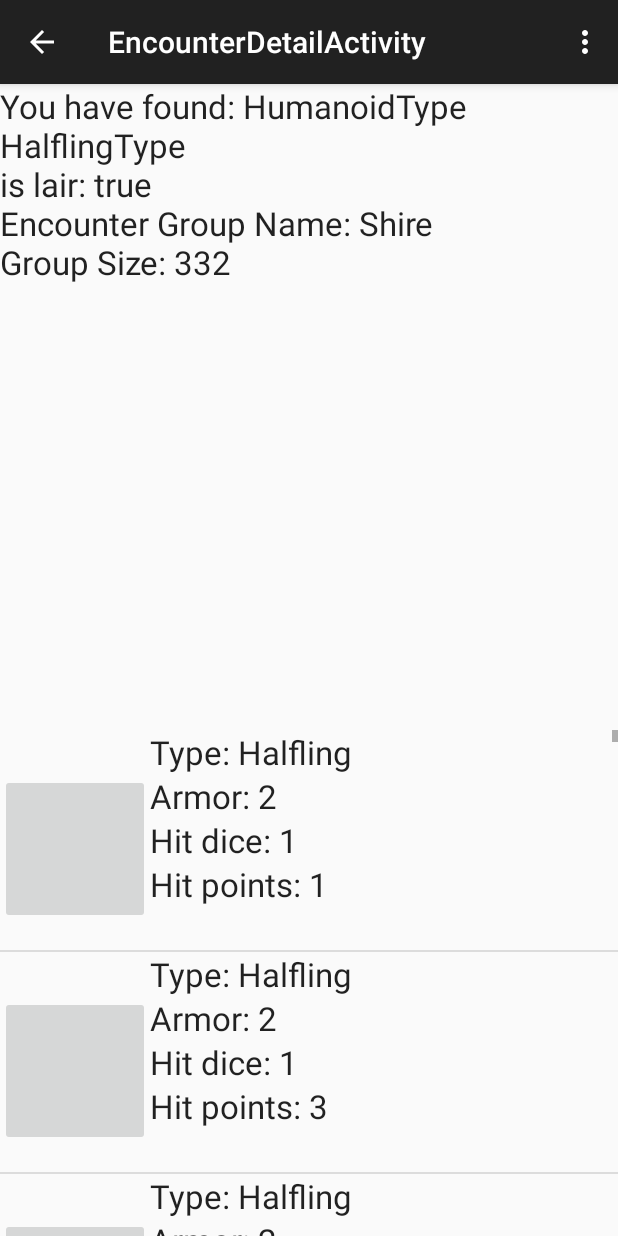
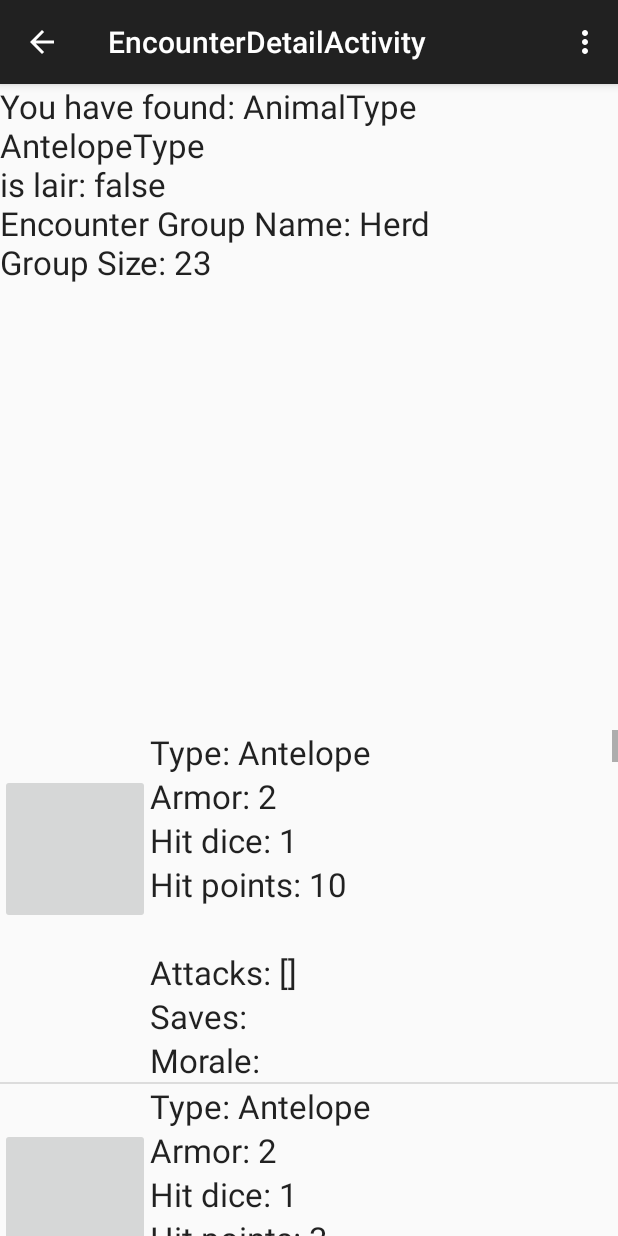
Before and after one commit to saeschdivara/Adventurer-Conqueror-King-Mobile, an Android app: the screen it shows after launch (EncounterDetailActivity), after a tap on an icon or button, on a phone screen of 412 x 824 dp. Run offline under Robolectric (Android 15) with nearby library versions, the phone set to English and light mode, and no system bars; libraries missing offline, so code that uses them is left out: com.snappydb; 4 statements that could not run were skipped.

Commit message:
Commit für Einstellungen, Erweiterung Antelope und Attack Rolls. Saves und Moral TODO

```diff
--- a/app/build.gradle
+++ b/app/build.gradle
@@ -23,6 +23,9 @@ android {
         sourceCompatibility JavaVersion.VERSION_1_7
         targetCompatibility JavaVersion.VERSION_1_7
     }
+    lintOptions {
+        abortOnError false
+    }
 }
 
 repositories {
--- a/app/src/main/java/com/ack/adventureandconquer/ui/EncounterDetailActivity.java
+++ b/app/src/main/java/com/ack/adventureandconquer/ui/EncounterDetailActivity.java
@@ -74,35 +74,6 @@ public class EncounterDetailActivity extends ActionBarActivity {
         return super.onOptionsItemSelected(item);
     }
 
-    private class SaveEncounterTask extends AsyncTask<String, Void, Void> {
-
-        ProgressDialog ringProgressDialog;
-
-        @Override
-        protected void onPreExecute() {
-            ringProgressDialog = ProgressDialog.show(
-                    EncounterDetailActivity.this,
-                    "Please wait ...",
-                    "Saving encounter ...", true);
-        }
-
-        /** The system calls this to perform work in a worker thread and
-         * delivers it the parameters given to AsyncTask.execute() */
-        @Override
-         protected Void doInBackground(String... urls) {
-            GameController.getInstance().saveEncounter();
-
-            return null;
-        }
-
-        /** The system calls this to perform work in the UI thread and delivers
-         * the result from doInBackground() */
-        @Override
-        protected void onPostExecute(Void aVoid) {
-            ringProgressDialog.dismiss();
-        }
-    }
-
     /**
      * A placeholder fragment containing a simple view.
      */
@@ -116,6 +87,39 @@ public class EncounterDetailActivity extends ActionBarActivity {
                                  Bundle savedInstanceState) {
             View rootView = inflater.inflate(R.layout.fragment_encounter_detail, container, false);
             return rootView;
+        }
+    }
+
+    private class SaveEncounterTask extends AsyncTask<String, Void, Void> {
+
+        ProgressDialog ringProgressDialog;
+
+        @Override
+        protected void onPreExecute() {
+            ringProgressDialog = ProgressDialog.show(
+                    EncounterDetailActivity.this,
+                    "Please wait ...",
+                    "Saving encounter ...", true);
+        }
+
+        /**
+         * The system calls this to perform work in a worker thread and
+         * delivers it the parameters given to AsyncTask.execute()
+         */
+        @Override
+        protected Void doInBackground(String... urls) {
+            GameController.getInstance().saveEncounter();
+
+            return null;
+        }
+
+        /**
+         * The system calls this to perform work in the UI thread and delivers
+         * the result from doInBackground()
+         */
+        @Override
+        protected void onPostExecute(Void aVoid) {
+            ringProgressDialog.dismiss();
         }
     }
 
@@ -149,7 +153,11 @@ public class EncounterDetailActivity extends ActionBarActivity {
             TextView armorClass = (TextView) rowView.findViewById(R.id.armorClass);
             TextView hitDice = (TextView) rowView.findViewById(R.id.hitDice);
             TextView hitPoints = (TextView) rowView.findViewById(R.id.hitPoints);
+            TextView attacksDamage = (TextView) rowView.findViewById(R.id.attacksDamage);
             TextView extraInformation = (TextView) rowView.findViewById(R.id.extraInformation);
+            TextView save = (TextView) rowView.findViewById(R.id.saves);
+            TextView morale = (TextView) rowView.findViewById(R.id.morale);
+
 
             Npc npc = npcList.get(position);
 
@@ -157,6 +165,9 @@ public class EncounterDetailActivity extends ActionBarActivity {
             armorClass.setText("Armor: " + String.valueOf(npc.getArmorClass()));
             hitDice.setText("Hit dice: " + String.valueOf(npc.getHitDice()));
             hitPoints.setText("Hit points: " + String.valueOf(npc.getHitPoints()));
+            attacksDamage.setText("Attacks: " + String.valueOf(npc.getAttackRoutine()));
+            save.setText("Saves: " + String.valueOf(""));
+            morale.setText("Morale: " + String.valueOf(""));
             extraInformation.setText(npc.getExtraInformation());
 
             return rowView;
--- a/app/src/main/res/layout/npc_list_layout.xml
+++ b/app/src/main/res/layout/npc_list_layout.xml
@@ -1,68 +1,102 @@
 <?xml version="1.0" encoding="utf-8"?>
 <RelativeLayout xmlns:android="http://schemas.android.com/apk/res/android"
-    android:layout_width="match_parent" android:layout_height="match_parent"
-    android:id="@+id/npc_list_layout">
+    android:id="@+id/npc_list_layout"
+    android:layout_width="match_parent"
+    android:layout_height="match_parent">
 
     <ImageButton
+        android:id="@+id/unitIcon"
         android:layout_width="100dp"
         android:layout_height="100dp"
-        android:id="@+id/unitIcon"
-        android:layout_below="@+id/unitName"
         android:layout_alignParentLeft="true"
-        android:layout_alignParentStart="true" />
+        android:layout_alignParentStart="true"
+        android:layout_below="@+id/unitName" />
 
     <TextView
+        android:id="@+id/unitName"
         android:layout_width="wrap_content"
         android:layout_height="wrap_content"
-        android:textAppearance="?android:attr/textAppearanceLarge"
-        android:text="Large Text"
-        android:id="@+id/unitName"
+        android:layout_alignParentEnd="true"
+        android:layout_alignParentRight="true"
         android:layout_alignParentTop="true"
         android:layout_toRightOf="@+id/unitIcon"
-        android:layout_alignParentRight="true"
-        android:layout_alignParentEnd="true" />
+        android:text="Large Text"
+        android:textAppearance="?android:attr/textAppearanceLarge" />
 
     <TextView
+        android:id="@+id/armorClass"
         android:layout_width="wrap_content"
         android:layout_height="wrap_content"
-        android:textAppearance="?android:attr/textAppearanceLarge"
-        android:text="Large Text"
-        android:id="@+id/armorClass"
+        android:layout_alignParentEnd="true"
+        android:layout_alignParentRight="true"
         android:layout_below="@+id/unitName"
         android:layout_toRightOf="@+id/unitIcon"
-        android:layout_alignParentRight="true"
-        android:layout_alignParentEnd="true" />
+        android:text="Large Text"
+        android:textAppearance="?android:attr/textAppearanceLarge" />
 
     <TextView
+        android:id="@+id/hitDice"
         android:layout_width="wrap_content"
         android:layout_height="wrap_content"
-        android:textAppearance="?android:attr/textAppearanceLarge"
-        android:text="Large Text"
-        android:id="@+id/hitDice"
+        android:layout_alignParentEnd="true"
+        android:layout_alignParentRight="true"
         android:layout_below="@+id/armorClass"
         android:layout_toRightOf="@+id/unitIcon"
-        android:layout_alignParentRight="true"
-        android:layout_alignParentEnd="true" />
+        android:text="Large Text"
+        android:textAppearance="?android:attr/textAppearanceLarge" />
 
     <TextView
+        android:id="@+id/hitPoints"
         android:layout_width="wrap_content"
         android:layout_height="wrap_content"
-        android:textAppearance="?android:attr/textAppearanceLarge"
-        android:text="Large Text"
-        android:id="@+id/hitPoints"
+        android:layout_alignParentEnd="true"
+        android:layout_alignParentRight="true"
         android:layout_below="@+id/hitDice"
         android:layout_toRightOf="@+id/unitIcon"
-        android:layout_alignParentRight="true"
-        android:layout_alignParentEnd="true" />
+        android:text="Large Text"
+        android:textAppearance="?android:attr/textAppearanceLarge" />
 
     <TextView
+        android:id="@+id/extraInformation"
         android:layout_width="wrap_content"
         android:layout_height="wrap_content"
-        android:textAppearance="?android:attr/textAppearanceLarge"
-        android:text="Large Text"
-        android:id="@+id/extraInformation"
+        android:layout_alignParentEnd="true"
+        android:layout_alignParentRight="true"
         android:layout_below="@+id/hitPoints"
         android:layout_toRightOf="@+id/unitIcon"
+        android:text="Large Text"
+        android:textAppearance="?android:attr/textAppearanceLarge" />
+
+    <TextView
+        android:id="@+id/attacksDamage"
+        android:layout_width="wrap_content"
+        android:layout_height="wrap_content"
+        android:layout_alignParentEnd="true"
         android:layout_alignParentRight="true"
-        android:layout_alignParentEnd="true" />
+        android:layout_below="@+id/extraInformation"
+        android:layout_toRightOf="@+id/unitIcon"
+        android:text="Large Text"
+        android:textAppearance="?android:attr/textAppearanceLarge" />
+
+    <TextView
+        android:id="@+id/saves"
+        android:layout_width="wrap_content"
+        android:layout_height="wrap_content"
+        android:layout_alignParentEnd="true"
+        android:layout_alignParentRight="true"
+        android:layout_below="@+id/attacksDamage"
+        android:layout_toRightOf="@+id/unitIcon"
+        android:text="Large Text"
+        android:textAppearance="?android:attr/textAppearanceLarge" />
+
+    <TextView
+        android:id="@+id/morale"
+        android:layout_width="wrap_content"
+        android:layout_height="wrap_content"
+        android:layout_alignParentEnd="true"
+        android:layout_alignParentRight="true"
+        android:layout_below="@+id/saves"
+        android:layout_toRightOf="@+id/unitIcon"
+        android:text="Large Text"
+        android:textAppearance="?android:attr/textAppearanceLarge" />
 </RelativeLayout>
--- a/lib/src/main/java/com/ack/adventureandconquer/game/adventure/Wilderness.java
+++ b/lib/src/main/java/com/ack/adventureandconquer/game/adventure/Wilderness.java
@@ -13,6 +13,7 @@ import java.util.List;
 
 /**
  * Created by saskyrar on 15/01/15.
+ * Modified by Florian Hübner
  */
 public class Wilderness {
 
@@ -25,13 +26,13 @@ public class Wilderness {
 
         // Enemy type => Needs to be looked up in a terrain (i.e. Grass)
 //        int rolledEnemyTypeDice = diceD8.role();
-        int rolledEnemyTypeDice = 3;
+        int rolledEnemyTypeDice = 4;
         IsCreatureType creatureType = terrain.getEnemyType(rolledEnemyTypeDice);
         encounter.setCreatureType(creatureType);
 
         // Npc type => Needs to be looked up in a npc type (i.e. Humanoid)
 //        int rolledNpcTypeDice = diceD12.role();
-        int rolledNpcTypeDice = 5;
+        int rolledNpcTypeDice = 1;
         IsNpcType npcType = creatureType.getNpcType(terrain, rolledNpcTypeDice);
         encounter.setNpcType(npcType);
 
--- a/lib/src/main/java/com/ack/adventureandconquer/game/creature/npc/Npc.java
+++ b/lib/src/main/java/com/ack/adventureandconquer/game/creature/npc/Npc.java
@@ -11,8 +11,11 @@ import com.ack.adventureandconquer.game.dice.D6;
 import com.ack.adventureandconquer.game.dice.D8;
 import com.ack.adventureandconquer.game.dice.IsDice;
 
+import java.util.ArrayList;
+
 /**
  * Created by saskyrar on 19/01/15.
+ * Modified by Florian Hübner
  */
 public abstract class Npc {
 
@@ -20,6 +23,9 @@ public abstract class Npc {
     private int hitDice = -1;
     private int hitPoints = -1;
     private int additionalHitPoints = 0;
+    ArrayList<String> attackRoutine = null;
+    ArrayList<String> alternateAttackRoutine =  null;
+
 
     protected static IsDice d2 = new D2();
     protected static IsDice d3 = new D3();
@@ -114,15 +120,36 @@ public abstract class Npc {
         return minAttack;
     }
 
+    public ArrayList getAttackRoutine(){
+        return attackRoutine;
+    }
+
+    public ArrayList getAlternateAttackRoutine(){
+        return alternateAttackRoutine;
+    }
+
+    public void setAttackRoutine(String description) {
+        this.attackRoutine = new ArrayList<>();
+        this.attackRoutine.add(description);
+    }
+
+    public void setAlternateAttackRoutine(String description) {
+        this.alternateAttackRoutine = new ArrayList<>();
+        this.alternateAttackRoutine.add(description);
+    }
+
     private int _getMinMonsterAttackThrow() {
         int minAttack = 0;
         int hitDice = getHitDice();
 
-        if (hitDice <= 1) {
-            minAttack = 10;
+        if (hitDice < 1) {
+            minAttack = 11;
         }
 
         switch (hitDice) {
+            case 1:
+                minAttack = 10;
+                break;
             case 2:
                 minAttack = 9;
                 break;
@@ -177,4 +204,19 @@ public abstract class Npc {
 
         return minAttack;
     }
+
+ /*   public static class Attack{
+        int key;
+        String value;
+
+        public Attack(int key,String value){
+            this.key= key;
+            this.value=value;
+        }
+
+        public Attack() {
+            key = 0;
+            value = "";
+        }
+    }*/
 }
--- a/lib/src/main/java/com/ack/adventureandconquer/game/creature/npc/animal/Antelope.java
+++ b/lib/src/main/java/com/ack/adventureandconquer/game/creature/npc/animal/Antelope.java
@@ -3,6 +3,7 @@ package com.ack.adventureandconquer.game.creature.npc.animal;
 import com.ack.adventureandconquer.game.creature.npc.Npc;
 
 import java.util.ArrayList;
+import java.util.Arrays;
 import java.util.List;
 
 /**
@@ -24,9 +25,12 @@ public class Antelope extends Npc {
         for (int i = 1; i <= packSize; i++) {
             Antelope ant = new Antelope();
             ant.roleHitPoints();
+            ant.getAttackRoutine();
+
             if (d4.role()==1){
                 ant.getAdditionalHitPoints();
-     //           ant.getMinAttackThrowValue();
+                ant.getAlternateAttackRoutine();
+//                ant.getMinAttackThrowValue();
             }
 
             pack.add(ant);
@@ -45,7 +49,17 @@ public class Antelope extends Npc {
         return 1;
     }
 
+    @Override
     public int getAdditionalHitPoints(){return d4.role();}
+
+    public ArrayList getAttackRoutine() {
+        return new ArrayList<>(Arrays.asList(""));
+    }
+
+    public ArrayList getAlternateAttackRoutine() {
+        return new ArrayList<>(Arrays.asList("Butt 1D6"));
+
+    }
 
 //    public int getMinAttackThrowValue(){return }
 }
```
Also changed, not shown: 2 other files.
